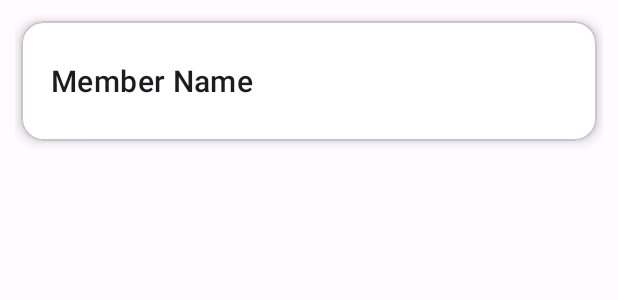
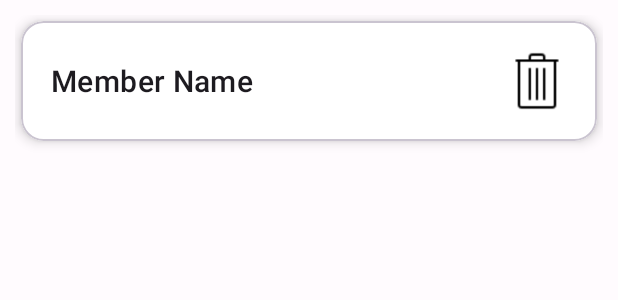
Before and after one commit to BlessedJnr/comp-341-assigment, an Android app: the layout member_card.xml on its own in the app's theme, with its tools: preview values and no code run, on a phone screen of 412 x 824 dp. Shown: the top 300 px of the screen. Run offline under Robolectric (Android 15) with nearby library versions, the phone set to English and light mode, and no system bars.

Commit message:
added photos and added trash icon to member

```diff
--- a/ProductivityApp/app/src/main/res/layout/member_card.xml
+++ b/ProductivityApp/app/src/main/res/layout/member_card.xml
@@ -19,15 +19,32 @@
         style="@style/CardView.Light"
         >
 
+        <RelativeLayout
+            android:layout_width="match_parent"
+            android:layout_height="match_parent"
+            >
             <TextView
                 android:id="@+id/member_card_title"
-            android:layout_width="match_parent"
+                android:layout_width="wrap_content"
                 android:layout_height="wrap_content"
                 android:text="Member Name"
                 android:textAppearance="@style/TextAppearance.MaterialComponents.Headline6"
-            android:layout_gravity="center_vertical"
+                android:layout_centerVertical="true"
                 android:layout_marginStart="20dp"
                 />
+            <ImageView
+                android:layout_width="40dp"
+                android:layout_height="40dp"
+                android:layout_alignParentRight="true"
+                android:layout_centerVertical="true"
+                android:layout_alignRight="@+id/member_card_title"
+                android:layout_marginEnd="20dp"
+                android:src="@drawable/trash_2"
+
+                />
+        </RelativeLayout>
+
+
     </com.google.android.material.card.MaterialCardView>
 
 </androidx.constraintlayout.widget.ConstraintLayout>
```
Also changed, not shown: ProductivityApp/app/src/main/res/drawable/trash.png (added), ProductivityApp/app/src/main/res/drawable/trash_2.png (added). Lines whose indentation alone changed are shown as unchanged.
